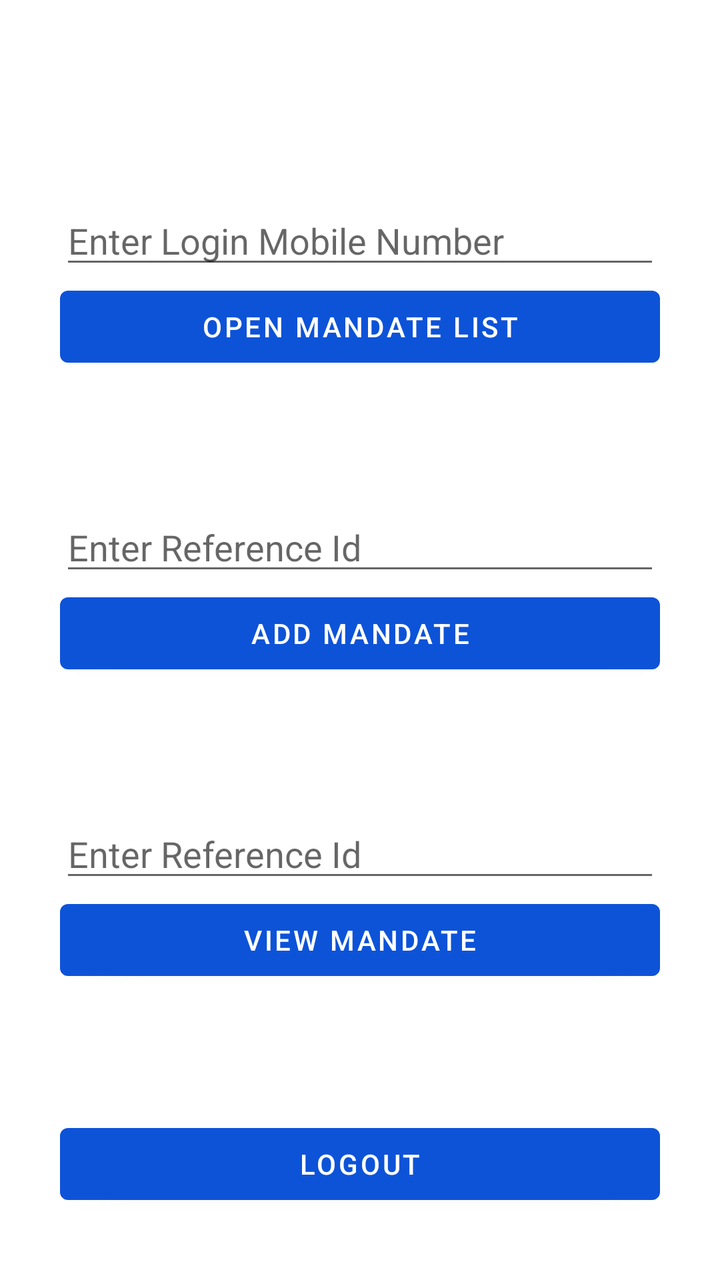
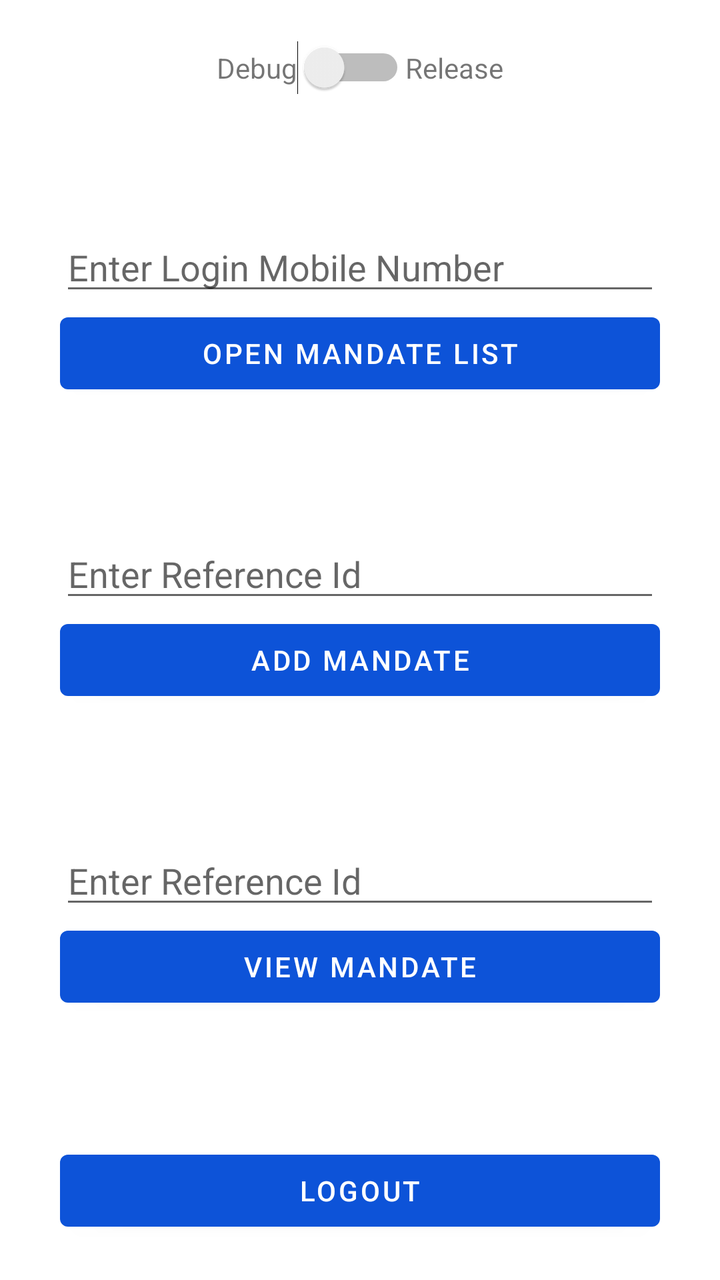

Screens rendered from an Android XML layout before and after an edit, with the pre-edit source and the edit as a unified diff.
<!-- AndroidManifest.xml: application theme MySplashScreen -->
<!-- res/layout/activity_main.xml -->
<?xml version="1.0" encoding="utf-8"?>
<LinearLayout xmlns:android="http://schemas.android.com/apk/res/android"
    xmlns:tools="http://schemas.android.com/tools"
    android:id="@+id/navigation_container"
    android:layout_width="match_parent"
    android:layout_height="match_parent"
    android:background="@color/grey_6"
    android:orientation="vertical"
    android:gravity="center"
    tools:context=".main.app.presentation.ui.view.MainActivity">

    <androidx.appcompat.widget.AppCompatEditText
        android:id="@+id/etMobile"
        android:layout_width="@dimen/size_300"
        android:layout_height="wrap_content"
        android:layout_marginTop="@dimen/size_64"
        android:hint="Enter Login Mobile Number"/>

    <Button
        android:id="@+id/btnOpen"
        android:layout_width="@dimen/size_300"
        android:layout_height="wrap_content"
        android:elevation="@dimen/size_0"
        android:text="Open Mandate List"
        android:layout_gravity="center"/>

    <androidx.appcompat.widget.AppCompatEditText
        android:id="@+id/etReference1"
        android:layout_width="@dimen/size_300"
        android:layout_height="wrap_content"
        android:layout_marginTop="@dimen/size_64"
        android:hint="Enter Reference Id"/>

    <Button
        android:id="@+id/btnMandateAdd"
        android:layout_width="@dimen/size_300"
        android:layout_height="wrap_content"
        android:elevation="@dimen/size_0"
        android:text="Add Mandate"
        android:layout_gravity="center"/>

    <androidx.appcompat.widget.AppCompatEditText
        android:id="@+id/etReference2"
        android:layout_width="@dimen/size_300"
        android:layout_height="wrap_content"
        android:layout_marginTop="@dimen/size_64"
        android:hint="Enter Reference Id"/>

    <Button
        android:id="@+id/btnMandateDetails"
        android:layout_width="@dimen/size_300"
        android:layout_height="wrap_content"
        android:elevation="@dimen/size_0"
        android:text="View Mandate"
        android:layout_gravity="center"/>

    <Button
        android:id="@+id/btnLogout"
        android:layout_width="@dimen/size_300"
        android:layout_height="wrap_content"
        android:layout_marginTop="@dimen/size_64"
        android:elevation="@dimen/size_0"
        android:text="Logout"
        android:layout_gravity="center"/>
</LinearLayout>
<!-- resources referenced by this layout -->
<resources>
  <color name="grey_6">#FFFFFF</color>
  <dimen name="size_0">0dp</dimen>
  <dimen name="size_300">300dp</dimen>
  <dimen name="size_64">64dp</dimen>
  <style name="MySplashScreen" parent="Theme.MaterialComponents.Light.NoActionBar">
          <item name="colorPrimary">@color/blue_2</item>
          <item name="colorPrimaryDark">@color/blue_1</item>
          <item name="colorAccent">@color/blue_4</item>
          <item name="colorPrimaryVariant">@color/blue_1</item>
          <item name="colorSecondary">@color/blue_4</item>
          <item name="colorSecondaryVariant">@color/blue_5</item>
  
          <item name="android:windowNoTitle">true</item>
          <item name="android:windowFullscreen">true</item>
          <item name="android:navigationBarColor">@android:color/transparent</item>
          <item name="android:windowContentOverlay">@null</item>
      </style>
  <color name="blue_2">#0D53D8</color>
  <color name="blue_1">#0B45B0</color>
  <color name="blue_4">#8ABBF3</color>
  <color name="blue_5">#ECF4FD</color>
</resources>

<!-- the commit's change to res/layout/activity_main.xml (unified diff, before → after) -->
@@ -8,6 +8,28 @@
     android:orientation="vertical"
     android:gravity="center"
     tools:context=".main.app.presentation.ui.view.MainActivity">
+
+    <LinearLayout
+        android:layout_width="match_parent"
+        android:layout_height="wrap_content"
+        android:gravity="center">
+
+        <TextView
+            android:layout_width="wrap_content"
+            android:layout_height="wrap_content"
+            android:text="Debug"/>
+
+        <Switch
+            android:id="@+id/switchView"
+            android:layout_width="wrap_content"
+            android:layout_height="wrap_content"/>
+
+        <TextView
+            android:layout_width="wrap_content"
+            android:layout_height="wrap_content"
+            android:text="Release"/>
+
+    </LinearLayout>
 
     <androidx.appcompat.widget.AppCompatEditText
         android:id="@+id/etMobile"
